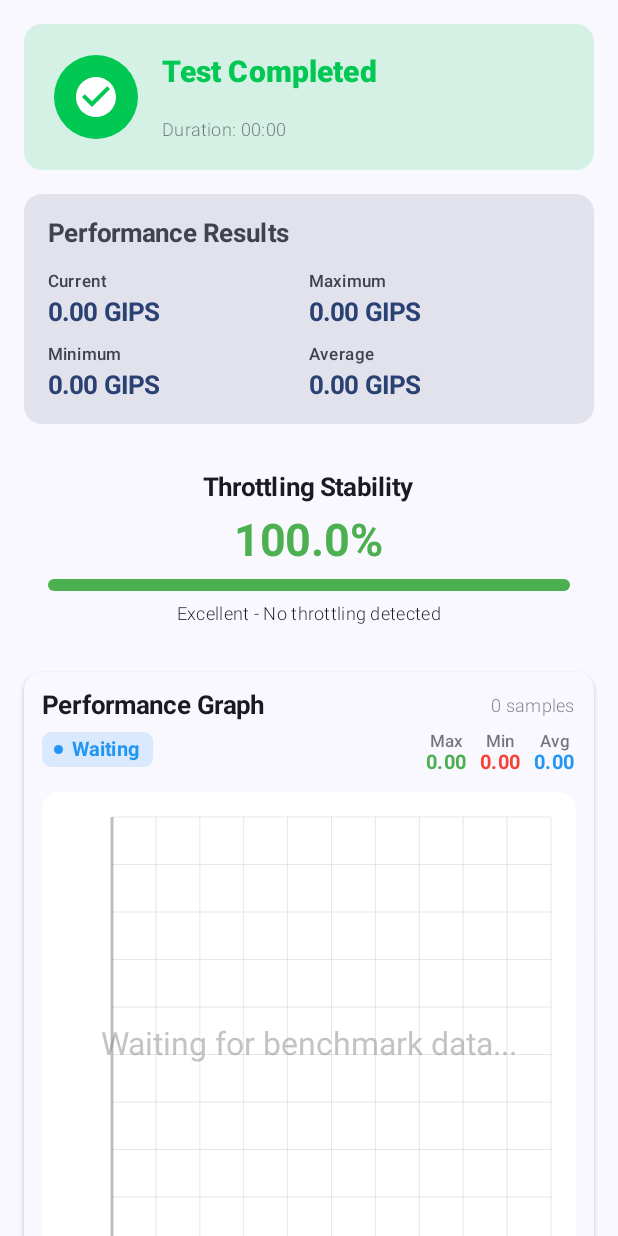
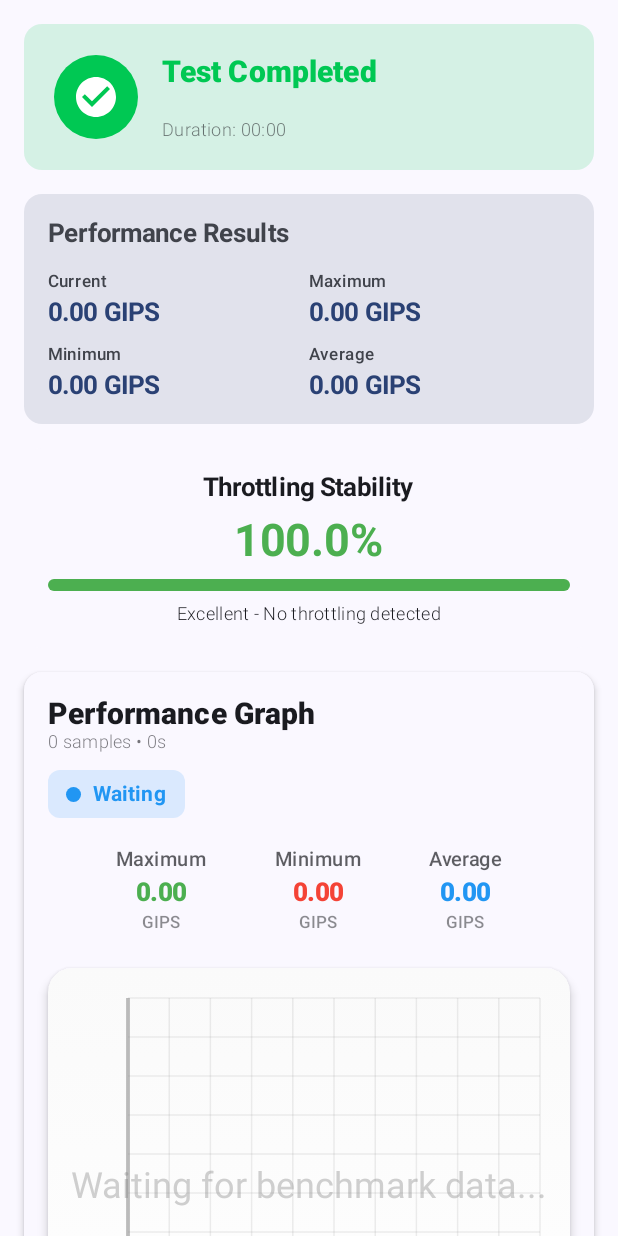
Before and after one commit to Gustyx-Power/XThrottlingTest, an Android app built with Jetpack Compose: the composable CompletedTestView shown on its own in the app's theme, on a phone screen of 412 x 824 dp. Run offline under Robolectric (Android 15) with nearby library versions, the phone set to English and light mode, and no system bars; 1 statement that could not run was skipped.

Commit message:
feat: Enhance GipsChart component UI and styling
This commit refactors the `GipsChart` composable to significantly improve its visual presentation and clarity.

Key changes include:
- **Enhanced Header:** The header now displays the total sample count and test duration, with improved typography.
- **Improved Status Badge:** The performance status badge is larger, more prominent, and uses bolder styling.
- **Redesigned Statistics:** The Min/Max/Avg stats are more visually distinct, with better typography and labels.
- **Upgraded Chart Appearance:**
    - The chart now has a shadow and a subtle gradient background.
    - Grid lines are refined with alternating background colors for better readability.
    - Y-axis labels and time labels on the X-axis have been added and styled.
    - The data line is smoother, includes a glow effect, and point markers are larger and clearer.
    - The area fill under the graph uses a more vibrant gradient.
- **Refined Layout:** Overall padding, spacing, and element sizes have been adjusted for a more polished and professional look.
- **Improved Time Formatting:** The duration is now formatted more concisely (e.g., "1m 30s").

```diff
--- a/app/src/main/java/id/xms/xtrt/ui/components/GipsChart.kt
+++ b/app/src/main/java/id/xms/xtrt/ui/components/GipsChart.kt
@@ -9,20 +9,19 @@ import androidx.compose.runtime.*
 import androidx.compose.ui.Alignment
 import androidx.compose.ui.Modifier
 import androidx.compose.ui.draw.clip
+import androidx.compose.ui.draw.shadow
 import androidx.compose.ui.geometry.Offset
-import androidx.compose.ui.graphics.Brush
-import androidx.compose.ui.graphics.Color
-import androidx.compose.ui.graphics.Path
-import androidx.compose.ui.graphics.StrokeCap
+import androidx.compose.ui.graphics.*
 import androidx.compose.ui.graphics.drawscope.DrawScope
-import androidx.compose.ui.graphics.nativeCanvas
+import androidx.compose.ui.graphics.drawscope.Stroke
 import androidx.compose.ui.text.font.FontWeight
 import androidx.compose.ui.unit.dp
+import kotlin.math.abs
 
 @Composable
 fun GipsChart(
     data: List<Pair<Long, Double>>,
-    stability: Double, // ✅ NEW: Receive from TestState
+    stability: Double,
     modifier: Modifier = Modifier
 ) {
     val maxGips = data.maxOfOrNull { it.second } ?: 0.0
@@ -34,34 +33,36 @@ fun GipsChart(
         colors = CardDefaults.cardColors(
             containerColor = MaterialTheme.colorScheme.surface
         ),
-        elevation = CardDefaults.cardElevation(defaultElevation = 2.dp)
+        elevation = CardDefaults.cardElevation(defaultElevation = 3.dp)
     ) {
         Column(
             modifier = Modifier
                 .fillMaxWidth()
-                .padding(12.dp)
+                .padding(16.dp)
         ) {
-            // Header
+            // Enhanced Header
             Row(
                 modifier = Modifier.fillMaxWidth(),
                 horizontalArrangement = Arrangement.SpaceBetween,
                 verticalAlignment = Alignment.CenterVertically
             ) {
+                Column {
                     Text(
                         text = "Performance Graph",
-                    style = MaterialTheme.typography.titleMedium,
-                    fontWeight = FontWeight.Bold
+                        style = MaterialTheme.typography.titleLarge,
+                        fontWeight = FontWeight.ExtraBold
                     )
                     Text(
-                    text = "${data.size} samples",
+                        text = "${data.size} samples • ${formatTime(data.lastOrNull()?.first ?: 0L)}",
                         style = MaterialTheme.typography.bodySmall,
                         color = MaterialTheme.colorScheme.onSurface.copy(alpha = 0.6f)
                     )
                 }
+            }
 
-            Spacer(modifier = Modifier.height(8.dp))
+            Spacer(modifier = Modifier.height(12.dp))
 
-            // ✅ Status based on PASSED stability (from TestState)
+            // Status Badge with enhanced styling
             val (statusText, statusColor) = when {
                 data.isEmpty() -> "Waiting" to Color(0xFF2196F3)
                 stability >= 95.0 -> "Excellent" to Color(0xFF4CAF50)
@@ -70,127 +71,133 @@ fun GipsChart(
                 stability >= 80.0 -> "Fair" to Color(0xFFCDDC39)
                 stability >= 75.0 -> "Warning" to Color(0xFFFFEB3B)
                 stability >= 70.0 -> "Throttling" to Color(0xFFFF9800)
-                stability >= 65.0 -> "Heavy Throttle" to Color(0xFFFF5722)
+                stability >= 65.0 -> "Heavy" to Color(0xFFFF5722)
                 else -> "Critical" to Color(0xFFF44336)
             }
 
-            Row(
-                modifier = Modifier.fillMaxWidth(),
-                horizontalArrangement = Arrangement.SpaceBetween
-            ) {
             Surface(
                 color = statusColor.copy(alpha = 0.15f),
-                    shape = RoundedCornerShape(6.dp)
+                shape = RoundedCornerShape(8.dp),
+                modifier = Modifier.padding(bottom = 12.dp)
             ) {
                 Row(
-                        modifier = Modifier.padding(horizontal = 8.dp, vertical = 4.dp),
-                        verticalAlignment = Alignment.CenterVertically
+                    modifier = Modifier.padding(horizontal = 12.dp, vertical = 8.dp),
+                    verticalAlignment = Alignment.CenterVertically,
+                    horizontalArrangement = Arrangement.spacedBy(8.dp)
                 ) {
                     Box(
                         modifier = Modifier
-                                .size(6.dp)
-                                .background(statusColor, shape = RoundedCornerShape(3.dp))
+                            .size(10.dp)
+                            .background(statusColor, shape = RoundedCornerShape(5.dp))
                     )
-                        Spacer(modifier = Modifier.width(6.dp))
                     Text(
                         text = statusText,
                         color = statusColor,
-                            style = MaterialTheme.typography.labelMedium,
+                        style = MaterialTheme.typography.labelLarge,
                         fontWeight = FontWeight.Bold
                     )
                 }
             }
 
-                Row(horizontalArrangement = Arrangement.spacedBy(8.dp)) {
-                    MiniStat("Max", maxGips, Color(0xFF4CAF50))
-                    MiniStat("Min", minGips, Color(0xFFF44336))
-                    MiniStat("Avg", avgGips, Color(0xFF2196F3))
-                }
+            // Enhanced Stats Row
+            Row(
+                modifier = Modifier
+                    .fillMaxWidth()
+                    .padding(vertical = 8.dp),
+                horizontalArrangement = Arrangement.SpaceEvenly
+            ) {
+                EnhancedStat("Maximum", maxGips, Color(0xFF4CAF50))
+                EnhancedStat("Minimum", minGips, Color(0xFFF44336))
+                EnhancedStat("Average", avgGips, Color(0xFF2196F3))
             }
 
-            Spacer(modifier = Modifier.height(12.dp))
+            Spacer(modifier = Modifier.height(16.dp))
 
-            // MAIN CHART
+            // ENHANCED CHART with shadow and better styling
             Box(
                 modifier = Modifier
                     .fillMaxWidth()
-                    .height(350.dp)
-                    .clip(RoundedCornerShape(12.dp))
-                    .background(Color(0xFFF5F5F5))
+                    .height(400.dp)
+                    .shadow(4.dp, RoundedCornerShape(16.dp))
+                    .clip(RoundedCornerShape(16.dp))
+                    .background(
+                        brush = Brush.verticalGradient(
+                            colors = listOf(
+                                Color(0xFFFAFAFA),
+                                Color(0xFFFFFFFF)
+                            )
+                        )
+                    )
             ) {
-                Canvas(
-                    modifier = Modifier.fillMaxSize()
-                ) {
-                    drawRect(color = Color.White, size = size)
-
+                Canvas(modifier = Modifier.fillMaxSize()) {
                     if (data.isNotEmpty()) {
-                        drawChartContent(data, maxGips, minGips)
+                        drawEnhancedChart(data, maxGips, minGips)
                     } else {
                         drawEmptyState()
                     }
                 }
             }
 
-            Spacer(modifier = Modifier.height(8.dp))
+            Spacer(modifier = Modifier.height(12.dp))
 
-            // Footer
+            // Enhanced Legend
             Row(
                 modifier = Modifier.fillMaxWidth(),
-                horizontalArrangement = Arrangement.SpaceBetween
+                horizontalArrangement = Arrangement.SpaceEvenly
             ) {
-                Row(horizontalArrangement = Arrangement.spacedBy(6.dp)) {
-                    TinyLegend("Excellent", Color(0xFF4CAF50))
-                    TinyLegend("Throttling", Color(0xFFFF9800))
-                    TinyLegend("Critical", Color(0xFFF44336))
-                }
-
-                val duration = data.lastOrNull()?.first ?: 0L
-                Text(
-                    text = formatTime(duration),
-                    style = MaterialTheme.typography.labelSmall,
-                    color = MaterialTheme.colorScheme.onSurface.copy(alpha = 0.7f)
-                )
+                EnhancedLegend("Excellent", Color(0xFF4CAF50))
+                EnhancedLegend("Moderate", Color(0xFFFF9800))
+                EnhancedLegend("Critical", Color(0xFFF44336))
             }
         }
     }
 }
 
 @Composable
-private fun MiniStat(label: String, value: Double, color: Color) {
-    Column(horizontalAlignment = Alignment.CenterHorizontally) {
+private fun EnhancedStat(label: String, value: Double, color: Color) {
+    Column(
+        horizontalAlignment = Alignment.CenterHorizontally,
+        verticalArrangement = Arrangement.spacedBy(4.dp)
+    ) {
         Text(
             text = label,
-            style = MaterialTheme.typography.labelSmall,
-            color = MaterialTheme.colorScheme.onSurface.copy(alpha = 0.6f)
+            style = MaterialTheme.typography.labelMedium,
+            color = MaterialTheme.colorScheme.onSurface.copy(alpha = 0.7f)
         )
         Text(
             text = String.format("%.2f", value),
-            style = MaterialTheme.typography.labelMedium,
-            fontWeight = FontWeight.Bold,
+            style = MaterialTheme.typography.titleMedium,
+            fontWeight = FontWeight.ExtraBold,
             color = color
+        )
+        Text(
+            text = "GIPS",
+            style = MaterialTheme.typography.labelSmall,
+            color = MaterialTheme.colorScheme.onSurface.copy(alpha = 0.5f)
         )
     }
 }
 
 @Composable
-private fun TinyLegend(text: String, color: Color) {
+private fun EnhancedLegend(text: String, color: Color) {
     Row(
         verticalAlignment = Alignment.CenterVertically,
-        horizontalArrangement = Arrangement.spacedBy(3.dp)
+        horizontalArrangement = Arrangement.spacedBy(6.dp)
     ) {
         Box(
             modifier = Modifier
-                .size(8.dp)
-                .background(color, shape = RoundedCornerShape(2.dp))
+                .size(12.dp)
+                .background(color, shape = RoundedCornerShape(3.dp))
         )
         Text(
             text = text,
-            style = MaterialTheme.typography.labelSmall
+            style = MaterialTheme.typography.labelMedium,
+            fontWeight = FontWeight.Medium
         )
     }
 }
 
-private fun DrawScope.drawChartContent(
+private fun DrawScope.drawEnhancedChart(
     data: List<Pair<Long, Double>>,
     maxGips: Double,
     minGips: Double
@@ -198,19 +205,17 @@ private fun DrawScope.drawChartContent(
     val width = size.width
     val height = size.height
 
-    if (width <= 0 || height <= 0) return
-
-    val leftPadding = 70f
-    val rightPadding = 25f
-    val topPadding = 25f
-    val bottomPadding = 25f
+    val leftPadding = 80f
+    val rightPadding = 30f
+    val topPadding = 30f
+    val bottomPadding = 40f
 
     val chartWidth = width - leftPadding - rightPadding
     val chartHeight = height - topPadding - bottomPadding
 
     if (chartWidth <= 0 || chartHeight <= 0) return
 
-    // Smart range
+    // Enhanced range calculation
     val range = maxGips - minGips
     val rangePercent = if (maxGips > 0) (range / maxGips) * 100 else 0.0
 
@@ -219,20 +224,33 @@ private fun DrawScope.drawChartContent(
         val expanded = avg * 0.25
         Pair((avg - expanded / 2).coerceAtLeast(0.0), avg + expanded / 2)
     } else {
-        Pair((minGips - range * 0.15).coerceAtLeast(0.0), maxGips + range * 0.15)
+        Pair((minGips - range * 0.1).coerceAtLeast(0.0), maxGips + range * 0.1)
     }
 
     val dataRange = displayMax - displayMin
     if (dataRange <= 0) return
 
-    // Grid
-    val gridColor = Color.Gray.copy(alpha = 0.3f)
-    val strongGridColor = Color.Gray.copy(alpha = 0.5f)
+    // Enhanced Grid with alternating background
+    val gridColor = Color.Gray.copy(alpha = 0.15f)
+    val strongGridColor = Color.Gray.copy(alpha = 0.3f)
 
     for (i in 0..10) {
         val y = topPadding + (chartHeight / 10f) * i
         val isStrong = i % 2 == 0
 
+        // Alternating background
+        if (i < 10) {
+            val nextY = topPadding + (chartHeight / 10f) * (i + 1)
+            if (i % 2 == 0) {
+                drawRect(
+                    color = Color(0xFFF9F9F9),
+                    topLeft = Offset(leftPadding, y),
+                    size = androidx.compose.ui.geometry.Size(chartWidth, nextY - y)
+                )
+            }
+        }
+
+        // Grid lines
         drawLine(
             color = if (isStrong) strongGridColor else gridColor,
             start = Offset(leftPadding, y),
@@ -240,25 +258,27 @@ private fun DrawScope.drawChartContent(
             strokeWidth = if (isStrong) 2f else 1f
         )
 
+        // Y-axis labels with better formatting
         val value = displayMax - ((displayMax - displayMin) / 10.0) * i
         val paint = android.graphics.Paint().apply {
-            color = android.graphics.Color.DKGRAY
-            textSize = 28f
+            color = android.graphics.Color.parseColor("#424242")
+            textSize = 30f
             textAlign = android.graphics.Paint.Align.RIGHT
             isAntiAlias = true
+            typeface = android.graphics.Typeface.create(android.graphics.Typeface.DEFAULT, android.graphics.Typeface.BOLD)
         }
 
         drawContext.canvas.nativeCanvas.drawText(
-            String.format("%.2f", value),
-            leftPadding - 10f,
-            y + 10f,
+            String.format("%.1f", value),
+            leftPadding - 15f,
+            y + 12f,
             paint
         )
     }
 
-    // Vertical grid
+    // Vertical time grid
     if (data.size > 1) {
-        val vLines = minOf(10, data.size - 1)
+        val vLines = minOf(8, data.size - 1)
         for (i in 0..vLines) {
             val idx = ((i.toFloat() / vLines) * (data.size - 1)).toInt()
             val x = leftPadding + (chartWidth / (data.size - 1)) * idx
@@ -269,45 +289,40 @@ private fun DrawScope.drawChartContent(
                 end = Offset(x, height - bottomPadding),
                 strokeWidth = 1f
             )
+
+            // Time labels
+            val timeSeconds = data[idx].first
+            val paint = android.graphics.Paint().apply {
+                color = android.graphics.Color.parseColor("#757575")
+                textSize = 26f
+                textAlign = android.graphics.Paint.Align.CENTER
+                isAntiAlias = true
+            }
+            drawContext.canvas.nativeCanvas.drawText(
+                "${timeSeconds}s",
+                x,
+                height - bottomPadding + 30f,
+                paint
+            )
         }
     }
 
-    // Axes
+    // Enhanced Axes
     drawLine(
         color = Color.DarkGray,
         start = Offset(leftPadding, topPadding),
         end = Offset(leftPadding, height - bottomPadding),
-        strokeWidth = 3f
+        strokeWidth = 4f
     )
 
     drawLine(
         color = Color.DarkGray,
         start = Offset(leftPadding, height - bottomPadding),
         end = Offset(width - rightPadding, height - bottomPadding),
-        strokeWidth = 3f
+        strokeWidth = 4f
     )
 
-    // Single point
-    if (data.size == 1) {
-        val (_, gips) = data.first()
-        val x = leftPadding + chartWidth / 2
-        val normY = ((gips - displayMin) / dataRange).toFloat().coerceIn(0f, 1f)
-        val y = topPadding + chartHeight - (normY * chartHeight)
-
-        val color = getColorForPerformance(gips, maxGips)
-
-        for (r in listOf(35f, 25f, 15f)) {
-            drawCircle(
-                color = color.copy(alpha = 0.3f / (r / 12)),
-                radius = r,
-                center = Offset(x, y)
-            )
-        }
-        drawCircle(color = color, radius = 10f, center = Offset(x, y))
-        return
-    }
-
-    // Calculate all points
+    // Calculate points
     val points = data.mapIndexed { i, (_, gips) ->
         val x = leftPadding + (chartWidth / (data.size - 1)) * i
         val normY = ((gips - displayMin) / dataRange).toFloat().coerceIn(0f, 1f)
@@ -315,81 +330,59 @@ private fun DrawScope.drawChartContent(
         Offset(x, y)
     }
 
-    // Draw multi-color fill
-    drawMultiColorFill(points, data, maxGips, height, bottomPadding, topPadding)
+    // Enhanced gradient fill
+    drawEnhancedFill(points, data, maxGips, height, bottomPadding, topPadding)
 
-    // Draw lines
+    // Draw smooth line with enhanced styling
+    val path = Path()
+    points.forEachIndexed { index, point ->
+        if (index == 0) path.moveTo(point.x, point.y)
+        else path.lineTo(point.x, point.y)
+    }
+
+    // Outer glow
+    drawPath(
+        path = path,
+        color = Color.Black.copy(alpha = 0.1f),
+        style = Stroke(width = 6f, cap = StrokeCap.Round, join = StrokeJoin.Round)
+    )
+
+    // Main colored line
     for (i in 0 until points.size - 1) {
         val start = points[i]
         val end = points[i + 1]
-
-        val currentPerformance = data[i + 1].second
-        val segmentColor = getColorForPerformance(currentPerformance, maxGips)
-
-        drawLine(
-            color = Color.Black.copy(alpha = 0.1f),
-            start = Offset(start.x + 1, start.y + 1),
-            end = Offset(end.x + 1, end.y + 1),
-            strokeWidth = 3f,
-            cap = StrokeCap.Round
-        )
+        val segmentColor = getColorForPerformance(data[i + 1].second, maxGips)
 
         drawLine(
             color = segmentColor,
             start = start,
             end = end,
-            strokeWidth = 2.5f,
+            strokeWidth = 4f,
             cap = StrokeCap.Round
         )
     }
 
-    // Smart point rendering
-    val shouldDrawPoints = data.size <= 50
-    val pointInterval = when {
-        data.size <= 50 -> 1
-        data.size <= 200 -> 5
-        data.size <= 500 -> 10
-        else -> 20
-    }
-
+    // Enhanced point markers
+    val shouldDrawPoints = data.size <= 60
     if (shouldDrawPoints) {
         points.forEachIndexed { i, pt ->
             val color = getColorForPerformance(data[i].second, maxGips)
 
-            drawCircle(color = color.copy(alpha = 0.2f), radius = 8f, center = pt)
-            drawCircle(color = Color.White, radius = 5f, center = pt)
-            drawCircle(color = color, radius = 3.5f, center = pt)
-        }
-    } else {
-        points.forEachIndexed { i, pt ->
-            if (i % pointInterval == 0 || i == points.size - 1) {
-                val color = getColorForPerformance(data[i].second, maxGips)
-
-                drawCircle(color = color.copy(alpha = 0.15f), radius = 6f, center = pt)
-                drawCircle(color = Color.White, radius = 4f, center = pt)
-                drawCircle(color = color, radius = 2.5f, center = pt)
-            }
+            // Outer ring
+            drawCircle(
+                color = color.copy(alpha = 0.3f),
+                radius = 10f,
+                center = pt
+            )
+            // White center
+            drawCircle(color = Color.White, radius = 6f, center = pt)
+            // Colored dot
+            drawCircle(color = color, radius = 4f, center = pt)
         }
     }
 }
 
-private fun getColorForPerformance(currentGips: Double, absoluteMaxGips: Double): Color {
-    val performanceRatio = if (absoluteMaxGips > 0) currentGips / absoluteMaxGips else 1.0
-
-    return when {
-        performanceRatio >= 0.95 -> Color(0xFF4CAF50)
-        performanceRatio >= 0.90 -> Color(0xFF66BB6A)
-        performanceRatio >= 0.85 -> Color(0xFF8BC34A)
-        performanceRatio >= 0.80 -> Color(0xFFCDDC39)
-        performanceRatio >= 0.75 -> Color(0xFFFFEB3B)
-        performanceRatio >= 0.70 -> Color(0xFFFFC107)
-        performanceRatio >= 0.65 -> Color(0xFFFF9800)
-        performanceRatio >= 0.60 -> Color(0xFFFF5722)
-        else -> Color(0xFFF44336)
-    }
-}
-
-private fun DrawScope.drawMultiColorFill(
+private fun DrawScope.drawEnhancedFill(
     points: List<Offset>,
     data: List<Pair<Long, Double>>,
     absoluteMaxGips: Double,
@@ -416,8 +409,8 @@ private fun DrawScope.drawMultiColorFill(
             path = segmentPath,
             brush = Brush.verticalGradient(
                 colors = listOf(
-                    fillColor.copy(alpha = 0.3f),
-                    fillColor.copy(alpha = 0.05f)
+                    fillColor.copy(alpha = 0.4f),
+                    fillColor.copy(alpha = 0.08f)
                 ),
                 startY = topPadding,
                 endY = height - bottomPadding
@@ -426,36 +419,52 @@ private fun DrawScope.drawMultiColorFill(
     }
 }
 
+private fun getColorForPerformance(currentGips: Double, absoluteMaxGips: Double): Color {
+    val performanceRatio = if (absoluteMaxGips > 0) currentGips / absoluteMaxGips else 1.0
+
+    return when {
+        performanceRatio >= 0.95 -> Color(0xFF4CAF50)
+        performanceRatio >= 0.90 -> Color(0xFF66BB6A)
+        performanceRatio >= 0.85 -> Color(0xFF8BC34A)
+        performanceRatio >= 0.80 -> Color(0xFFCDDC39)
+        performanceRatio >= 0.75 -> Color(0xFFFFEB3B)
+        performanceRatio >= 0.70 -> Color(0xFFFFC107)
+        performanceRatio >= 0.65 -> Color(0xFFFF9800)
+        performanceRatio >= 0.60 -> Color(0xFFFF5722)
+        else -> Color(0xFFF44336)
+    }
+}
+
 private fun DrawScope.drawEmptyState() {
     val w = size.width
     val h = size.height
-    val lp = 70f
-    val rp = 25f
-    val tp = 25f
-    val bp = 25f
+    val lp = 80f
+    val rp = 30f
+    val tp = 30f
+    val bp = 40f
     val cw = w - lp - rp
     val ch = h - tp - bp
 
-    val grid = Color.Gray.copy(alpha = 0.2f)
+    val grid = Color.Gray.copy(alpha = 0.15f)
 
     for (i in 0..10) {
         val y = tp + (ch / 10f) * i
-        drawLine(grid, Offset(lp, y), Offset(w - rp, y), 1f)
+        drawLine(grid, Offset(lp, y), Offset(w - rp, y), 1.5f)
     }
 
     for (i in 0..10) {
         val x = lp + (cw / 10f) * i
-        drawLine(grid, Offset(x, tp), Offset(x, h - bp), 1f)
+        drawLine(grid, Offset(x, tp), Offset(x, h - bp), 1.5f)
     }
 
-    drawLine(Color.Gray.copy(0.5f), Offset(lp, tp), Offset(lp, h - bp), 3f)
-    drawLine(Color.Gray.copy(0.5f), Offset(lp, h - bp), Offset(w - rp, h - bp), 3f)
+    drawLine(Color.Gray.copy(0.5f), Offset(lp, tp), Offset(lp, h - bp), 4f)
+    drawLine(Color.Gray.copy(0.5f), Offset(lp, h - bp), Offset(w - rp, h - bp), 4f)
 
     val paint = android.graphics.Paint().apply {
         color = android.graphics.Color.GRAY
-        textSize = 32f
+        textSize = 36f
         textAlign = android.graphics.Paint.Align.CENTER
-        alpha = 128
+        alpha = 100
         isAntiAlias = true
     }
 
@@ -466,6 +475,7 @@ private fun formatTime(secs: Long): String {
     val h = secs / 3600
     val m = (secs % 3600) / 60
     val s = secs % 60
-    return if (h > 0) String.format("%02d:%02d:%02d", h, m, s)
-    else String.format("%02d:%02d", m, s)
+    return if (h > 0) String.format("%dh %02dm", h, m)
+    else if (m > 0) String.format("%dm %02ds", m, s)
+    else String.format("%ds", s)
 }
```
Lines whose indentation alone changed are shown as unchanged.
